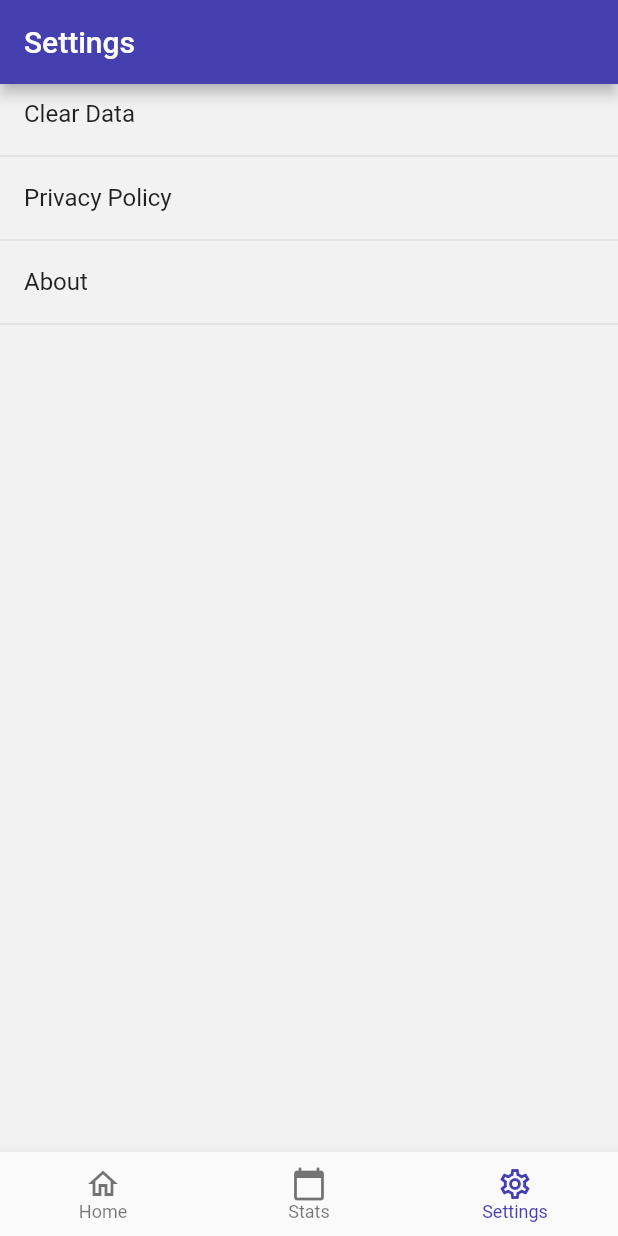
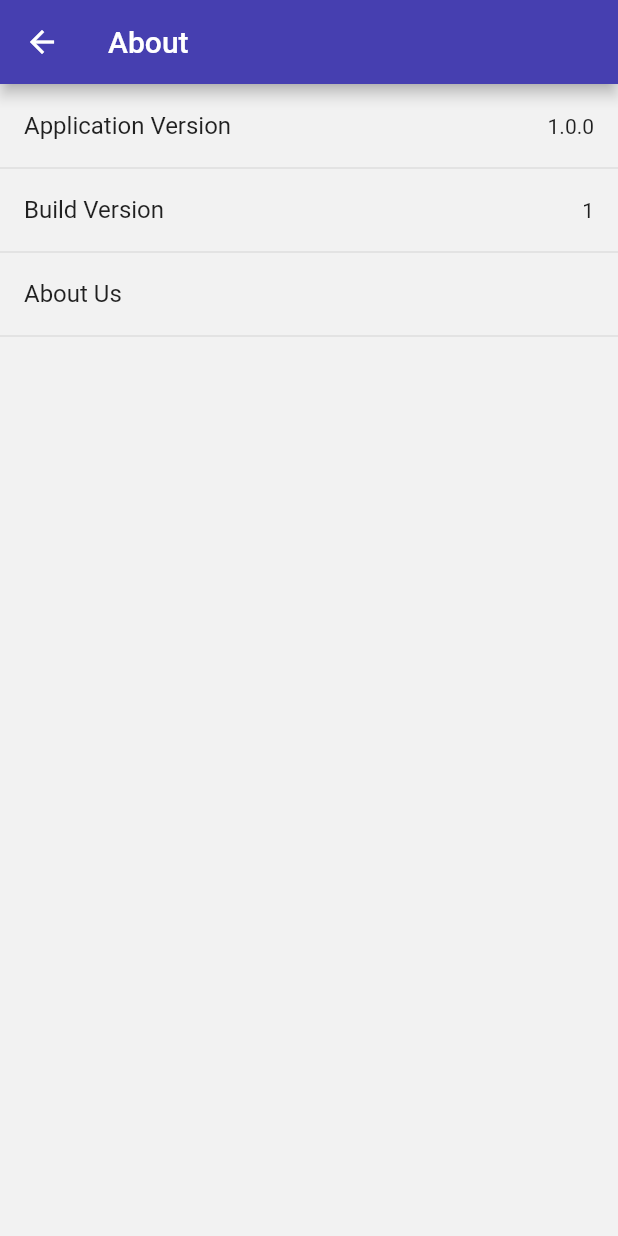
Before and after one commit to gabiheimer/heylinda-flutter-clone, a Flutter app: the screen it shows after launch, item 3 of the bottom bar chosen, after a tap on "About", on a phone screen of 412 x 824 dp. Run offline on Flutter 3.47's test engine with Material 2 defaults, Android fonts, the phone set to English and light mode, and no system bars; our stand-ins replace package_info_plus, table_calendar.

Commit message:
add about screen

```diff
--- /dev/null
+++ b/app/lib/screens/Settings/About.dart
@@ -0,0 +1,73 @@
+import 'dart:developer';
+
+import 'package:flutter/material.dart';
+import 'package:package_info_plus/package_info_plus.dart';
+import 'package:url_launcher/url_launcher.dart';
+
+import '../../styles/Colors.dart';
+
+class About extends StatefulWidget {
+  @override
+  State<About> createState() => _AboutState();
+}
+
+class _AboutState extends State<About> {
+  void openAboutUs() async {
+    const url = 'https://www.heylinda.app/about';
+    final uri = Uri.parse(url);
+    if (await canLaunchUrl(uri)) {
+      await launchUrl(uri, mode: LaunchMode.externalApplication);
+    } else {
+      throw 'Could not launch $url';
+    }
+  }
+
+  VisualDensity get tileVisualDensity => const VisualDensity(vertical: -4);
+
+  String version = '-';
+  String buildNumber = '-';
+
+  @override
+  Widget build(BuildContext context) {
+    PackageInfo.fromPlatform().then((PackageInfo packageInfo) {
+      setState(() {
+        version = packageInfo.version;
+        buildNumber = packageInfo.buildNumber;
+      });
+    });
+
+    return Scaffold(
+      appBar: AppBar(
+        backgroundColor: PredefinedColors.primary,
+        title: const Text('About'),
+      ),
+      body: Container(
+        color: PredefinedColors.background,
+        child: Column(
+          children: [
+            Padding(
+              padding: const EdgeInsets.only(top: 8),
+              child: ListTile(
+                visualDensity: tileVisualDensity,
+                title: const Text("Application Version"),
+                trailing: Text(version),
+              ),
+            ),
+            const Divider(),
+            ListTile(
+                visualDensity: tileVisualDensity,
+                title: const Text("Build Version"),
+                trailing: Text(buildNumber)),
+            const Divider(),
+            ListTile(
+              visualDensity: tileVisualDensity,
+              title: const Text("About Us"),
+              onTap: openAboutUs,
+            ),
+            const Divider(),
+          ],
+        ),
+      ),
+    );
+  }
+}
--- a/app/lib/screens/Settings/Settings.dart
+++ b/app/lib/screens/Settings/Settings.dart
@@ -1,3 +1,4 @@
+import 'package:app/screens/Settings/About.dart';
 import 'package:app/styles/Colors.dart';
 import 'package:flutter/material.dart';
 import 'package:url_launcher/url_launcher.dart';
@@ -27,10 +28,13 @@ class Settings extends StatelessWidget {
       color: PredefinedColors.background,
       child: Column(
         children: [
-          ListTile(
-            visualDensity: tileVisualDensity,
-            title: const Text("Clear Data"),
-            onTap: clearData,
+          Padding(
+            padding: const EdgeInsets.only(top: 8.0),
+            child: ListTile(
+              visualDensity: tileVisualDensity,
+              title: const Text("Clear Data"),
+              onTap: clearData,
+            ),
           ),
           const Divider(),
           ListTile(
@@ -43,8 +47,12 @@ class Settings extends StatelessWidget {
             visualDensity: tileVisualDensity,
             title: const Text("About"),
             onTap: () {
-              // TODO: link to about page
-              // Navigator.pushNamed(context, '/about');
+              Navigator.push(
+                context,
+                MaterialPageRoute(
+                  builder: (context) => About(),
+                ),
+              );
             },
           ),
           const Divider(),
--- a/app/pubspec.yaml
+++ b/app/pubspec.yaml
@@ -15,6 +15,7 @@ dependencies:
   cupertino_icons: ^1.0.2
   url_launcher: ^6.1.9
   table_calendar: ^3.0.9
+  package_info_plus: ^3.0.3
 
 dev_dependencies:
   flutter_test:
```
Also changed, not shown: app/pubspec.lock, 2 other files.
